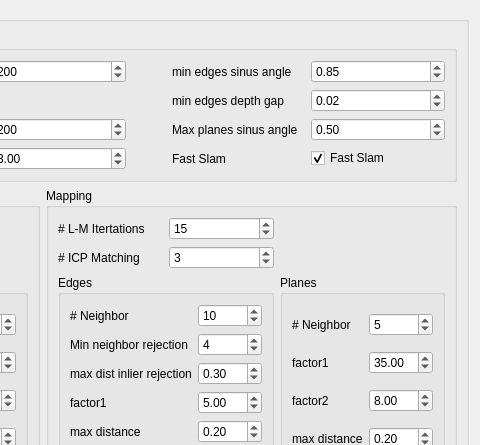
Kitware/VeloView, file VelodyneHDL/Ui/vvSlamConfigurationDialog.ui: the form before one commit; both pictures show x 390 to 870 and y 244 to 689 of the 870 by 782 pixel window.
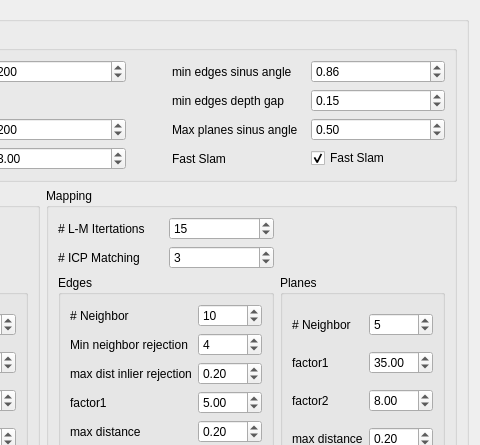
The form after the commit.

Commit message: Major Keypoint extraction improvement

```diff
--- a/VelodyneHDL/Ui/vvSlamConfigurationDialog.ui
+++ b/VelodyneHDL/Ui/vvSlamConfigurationDialog.ui
@@ -139,7 +139,7 @@
                <double>0.010000000000000</double>
               </property>
               <property name="value">
-               <double>0.300000000000000</double>
+               <double>0.200000000000000</double>
               </property>
              </widget>
             </item>
@@ -306,7 +306,7 @@
             <double>0.010000000000000</double>
            </property>
            <property name="value">
-            <double>0.850000000000000</double>
+            <double>0.860000000000000</double>
            </property>
           </widget>
          </item>
@@ -360,7 +360,7 @@
             <double>0.001000000000000</double>
            </property>
            <property name="value">
-            <double>0.020000000000000</double>
+            <double>0.150000000000000</double>
            </property>
           </widget>
          </item>
```
The commit also changes 2 other files.
